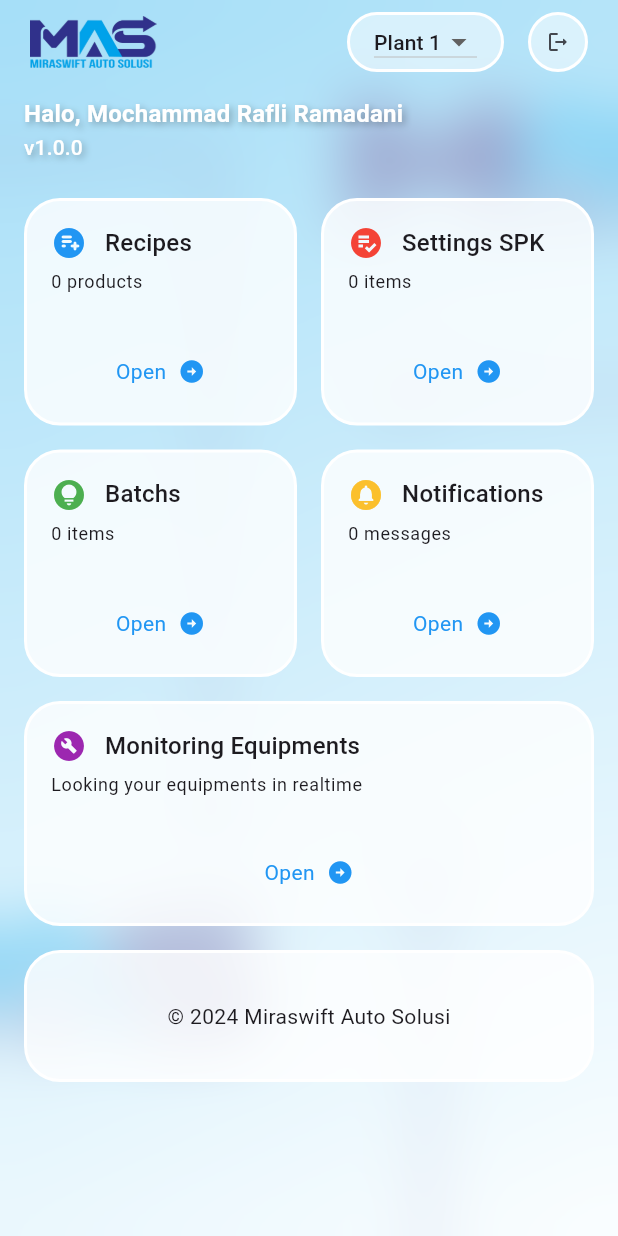
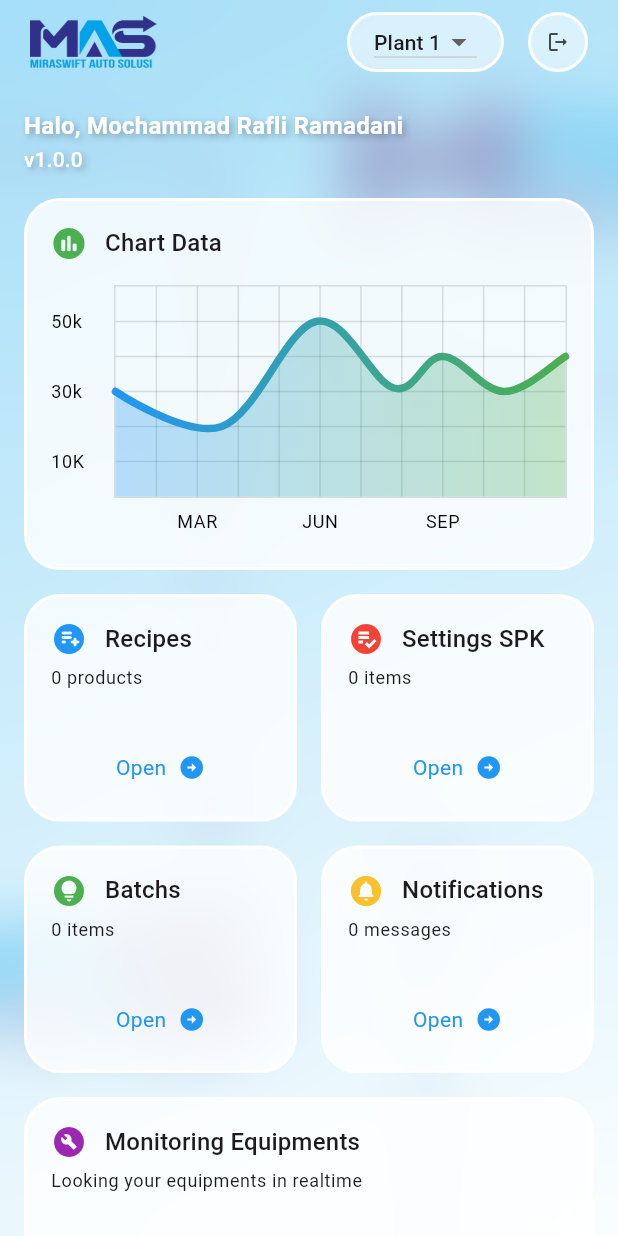
Before and after one commit to kamera846/miraswift_demo, a Flutter app: the screen it shows after launch, on a phone screen of 412 x 824 dp. Run offline on Flutter 3.47's test engine with Material 3 defaults, Android fonts, the phone set to English and light mode, and no system bars; drawn by our look-alikes of fl_chart; our stand-ins replace firebase_core, firebase_database, loading_animation_widget, webview_flutter; accounts and stored records are empty; network calls fail.

Commit message:
setup chart

```diff
--- /dev/null
+++ b/lib/widgets/dashboard_hero_chart.dart
@@ -0,0 +1,261 @@
+import 'package:fl_chart/fl_chart.dart';
+import 'package:flutter/material.dart';
+
+class DashboardHeroChart extends StatefulWidget {
+  const DashboardHeroChart({super.key});
+
+  @override
+  State<DashboardHeroChart> createState() => _DashboardHeroChartState();
+}
+
+class _DashboardHeroChartState extends State<DashboardHeroChart> {
+  List<Color> gradientColors = [Colors.blue, Colors.green];
+  bool showAvg = false;
+
+  @override
+  void initState() {
+    super.initState();
+  }
+
+  @override
+  Widget build(BuildContext context) {
+    return AspectRatio(
+      aspectRatio: 2,
+      child: LineChart(
+        showAvg ? avgData() : mainData(),
+      ),
+    );
+  }
+
+  Widget bottomTitleWidgets(double value, TitleMeta meta) {
+    var style = Theme.of(context).textTheme.bodySmall?.copyWith(
+          color: Colors.black,
+        );
+    Widget text;
+    switch (value.toInt()) {
+      case 2:
+        text = Text('MAR', style: style);
+        break;
+      case 5:
+        text = Text('JUN', style: style);
+        break;
+      case 8:
+        text = Text('SEP', style: style);
+        break;
+      default:
+        text = Text('', style: style);
+        break;
+    }
+
+    return SideTitleWidget(
+      // meta: meta,
+      axisSide: AxisSide.bottom,
+      child: text,
+    );
+  }
+
+  Widget leftTitleWidgets(double value, TitleMeta meta) {
+    var style = Theme.of(context).textTheme.bodySmall?.copyWith(
+          color: Colors.black,
+        );
+    String text;
+    switch (value.toInt()) {
+      case 1:
+        text = '10K';
+        break;
+      case 3:
+        text = '30k';
+        break;
+      case 5:
+        text = '50k';
+        break;
+      default:
+        return Container();
+    }
+
+    return Text(text, style: style, textAlign: TextAlign.left);
+  }
+
+  LineChartData mainData() {
+    return LineChartData(
+      gridData: FlGridData(
+        show: true,
+        drawVerticalLine: true,
+        horizontalInterval: 1,
+        verticalInterval: 1,
+        getDrawingHorizontalLine: (value) {
+          return const FlLine(
+            color: Colors.black12,
+            strokeWidth: 1,
+          );
+        },
+        getDrawingVerticalLine: (value) {
+          return const FlLine(
+            color: Colors.black12,
+            strokeWidth: 1,
+          );
+        },
+      ),
+      titlesData: FlTitlesData(
+        show: true,
+        rightTitles: const AxisTitles(
+          sideTitles: SideTitles(showTitles: false),
+        ),
+        topTitles: const AxisTitles(
+          sideTitles: SideTitles(showTitles: false),
+        ),
+        bottomTitles: AxisTitles(
+          sideTitles: SideTitles(
+            showTitles: true,
+            reservedSize: 30,
+            interval: 1,
+            getTitlesWidget: bottomTitleWidgets,
+          ),
+        ),
+        leftTitles: AxisTitles(
+          sideTitles: SideTitles(
+            showTitles: true,
+            interval: 1,
+            getTitlesWidget: leftTitleWidgets,
+            reservedSize: 42,
+          ),
+        ),
+      ),
+      borderData: FlBorderData(
+        show: true,
+        border: Border.all(color: Colors.black12),
+      ),
+      minX: 0,
+      maxX: 11,
+      minY: 0,
+      maxY: 6,
+      lineBarsData: [
+        LineChartBarData(
+          spots: const [
+            FlSpot(0, 3),
+            FlSpot(2.6, 2),
+            FlSpot(4.9, 5),
+            FlSpot(6.8, 3.1),
+            FlSpot(8, 4),
+            FlSpot(9.5, 3),
+            FlSpot(11, 4),
+          ],
+          isCurved: true,
+          gradient: LinearGradient(
+            colors: gradientColors,
+          ),
+          barWidth: 5,
+          isStrokeCapRound: true,
+          dotData: const FlDotData(
+            show: false,
+          ),
+          belowBarData: BarAreaData(
+            show: true,
+            gradient: LinearGradient(
+              colors: gradientColors
+                  .map((color) => color.withOpacity(0.3))
+                  .toList(),
+            ),
+          ),
+        ),
+      ],
+    );
+  }
+
+  LineChartData avgData() {
+    return LineChartData(
+      lineTouchData: const LineTouchData(enabled: false),
+      gridData: FlGridData(
+        show: true,
+        drawHorizontalLine: true,
+        verticalInterval: 1,
+        horizontalInterval: 1,
+        getDrawingVerticalLine: (value) {
+          return const FlLine(
+            color: Colors.black12,
+            strokeWidth: 1,
+          );
+        },
+        getDrawingHorizontalLine: (value) {
+          return const FlLine(
+            color: Colors.black12,
+            strokeWidth: 1,
+          );
+        },
+      ),
+      titlesData: FlTitlesData(
+        show: true,
+        bottomTitles: AxisTitles(
+          sideTitles: SideTitles(
+            showTitles: true,
+            reservedSize: 30,
+            getTitlesWidget: bottomTitleWidgets,
+            interval: 1,
+          ),
+        ),
+        leftTitles: AxisTitles(
+          sideTitles: SideTitles(
+            showTitles: true,
+            getTitlesWidget: leftTitleWidgets,
+            reservedSize: 42,
+            interval: 1,
+          ),
+        ),
+        topTitles: const AxisTitles(
+          sideTitles: SideTitles(showTitles: false),
+        ),
+        rightTitles: const AxisTitles(
+          sideTitles: SideTitles(showTitles: false),
+        ),
+      ),
+      borderData: FlBorderData(
+        show: true,
+        border: Border.all(color: Colors.black12),
+      ),
+      minX: 0,
+      maxX: 11,
+      minY: 0,
+      maxY: 6,
+      lineBarsData: [
+        LineChartBarData(
+          spots: const [
+            FlSpot(0, 3.44),
+            FlSpot(2.6, 3.44),
+            FlSpot(4.9, 3.44),
+            FlSpot(6.8, 3.44),
+            FlSpot(8, 3.44),
+            FlSpot(9.5, 3.44),
+            FlSpot(11, 3.44),
+          ],
+          isCurved: true,
+          gradient: LinearGradient(
+            colors: [
+              ColorTween(begin: gradientColors[0], end: gradientColors[1])
+                  .lerp(0.2)!,
+              ColorTween(begin: gradientColors[0], end: gradientColors[1])
+                  .lerp(0.2)!,
+            ],
+          ),
+          barWidth: 5,
+          isStrokeCapRound: true,
+          dotData: const FlDotData(
+            show: false,
+          ),
+          belowBarData: BarAreaData(
+            show: true,
+            gradient: LinearGradient(
+              colors: [
+                ColorTween(begin: gradientColors[0], end: gradientColors[1])
+                    .lerp(0.2)!
+                    .withOpacity(0.1),
+                ColorTween(begin: gradientColors[0], end: gradientColors[1])
+                    .lerp(0.2)!
+                    .withOpacity(0.1),
+              ],
+            ),
+          ),
+        ),
+      ],
+    );
+  }
+}
--- a/lib/widgets/dashboardv3_widget.dart
+++ b/lib/widgets/dashboardv3_widget.dart
@@ -1,5 +1,6 @@
 import 'dart:ui';
 
+import 'package:flutter/cupertino.dart';
 import 'package:flutter/material.dart';
 import 'package:loading_animation_widget/loading_animation_widget.dart';
 import 'package:miraswift_demo/models/batch_model.dart';
@@ -15,6 +16,7 @@ import 'package:miraswift_demo/services/batch_api.dart';
 import 'package:miraswift_demo/services/logmsg_api.dart';
 import 'package:miraswift_demo/services/product_api.dart';
 import 'package:miraswift_demo/services/spk_api.dart';
+import 'package:miraswift_demo/widgets/dashboard_hero_chart.dart';
 import 'package:miraswift_demo/widgets/dashboard_menu_item.dart';
 
 class Dashboardv3Widget extends StatefulWidget {
@@ -59,65 +61,10 @@ class _Dashboardv3WidgetState extends State<Dashboardv3Widget>
         ? CustomScrollView(
             controller: _scrollController,
             slivers: [
-              SliverAppBar(
-                backgroundColor: Colors.transparent,
-                scrolledUnderElevation: 0,
-                elevation: 0,
-                floating: false,
-                pinned: true,
-                flexibleSpace: dashboardHeader(context),
-              ),
-              SliverPadding(
-                padding:
-                    const EdgeInsets.symmetric(horizontal: 16, vertical: 8),
-                sliver: SliverList.list(children: [
-                  Text(
-                    "Halo, Mochammad Rafli Ramadani",
-                    style: Theme.of(context).textTheme.titleMedium?.copyWith(
-                      color: Colors.white,
-                      fontWeight: FontWeight.bold,
-                      shadows: [
-                        Shadow(
-                          color: Colors.black.withOpacity(0.3),
-                          offset: const Offset(2.0, 2.0),
-                          blurRadius: 6.0,
-                        ),
-                      ],
-                    ),
-                  ),
-                  Text(
-                    "v1.0.0",
-                    style: Theme.of(context).textTheme.titleSmall?.copyWith(
-                      color: Colors.white,
-                      shadows: [
-                        Shadow(
-                          color: Colors.black.withOpacity(0.3),
-                          offset: const Offset(2.0, 2.0),
-                          blurRadius: 6.0,
-                        ),
-                      ],
-                    ),
-                  )
-                ]),
-              ),
-              SliverPadding(
-                padding: const EdgeInsets.all(16),
-                sliver: SliverGrid.count(
-                  crossAxisCount: 2,
-                  crossAxisSpacing: 16,
-                  mainAxisSpacing: 16,
-                  childAspectRatio: 1.2,
-                  children: dahsboardBody(context),
-                ),
-              ),
-              SliverList(
-                delegate: SliverChildBuilderDelegate(
-                  childCount: 1,
-                  (context, index) {
-                    return dashboardFooter(context);
-                  },
-                ),
-              ),
+              dashboardHeader(context),
+              dashboardHero(context),
+              dahsboardBody(context),
+              dashboardFooter(context),
             ],
           )
         : Center(
@@ -128,8 +75,14 @@ class _Dashboardv3WidgetState extends State<Dashboardv3Widget>
           );
   }
 
-  FlexibleSpaceBar dashboardHeader(BuildContext context) {
-    return FlexibleSpaceBar(
+  SliverAppBar dashboardHeader(BuildContext context) {
+    return SliverAppBar(
+      backgroundColor: Colors.transparent,
+      scrolledUnderElevation: 0,
+      elevation: 0,
+      floating: false,
+      pinned: true,
+      flexibleSpace: FlexibleSpaceBar(
         expandedTitleScale: 1,
         background: AnimatedOpacity(
           opacity: _opacityValue,
@@ -204,11 +157,106 @@ class _Dashboardv3WidgetState extends State<Dashboardv3Widget>
           vertical: 8,
           horizontal: 20,
         ),
+      ),
     );
   }
 
-  List<Widget> dahsboardBody(BuildContext context) {
-    return [
+  SliverPadding dashboardHero(BuildContext context) {
+    return SliverPadding(
+      padding: const EdgeInsets.only(left: 16, top: 16, right: 16),
+      sliver: SliverList.list(children: [
+        AnimatedBuilder(
+          animation: _animationControllerHeader!,
+          builder: (ctx, kChild) => SlideTransition(
+            position: Tween(
+              begin: const Offset(0, -1),
+              end: const Offset(0, 0),
+            ).animate(
+              CurvedAnimation(
+                parent: _animationControllerHeader!,
+                curve: Curves.ease,
+              ),
+            ),
+            child: kChild,
+          ),
+          child: Column(
+            crossAxisAlignment: CrossAxisAlignment.start,
+            children: [
+              Text(
+                "Halo, Mochammad Rafli Ramadani",
+                style: Theme.of(context).textTheme.titleMedium?.copyWith(
+                  color: Colors.white,
+                  fontWeight: FontWeight.bold,
+                  shadows: [
+                    Shadow(
+                      color: Colors.black.withOpacity(0.3),
+                      offset: const Offset(2.0, 2.0),
+                      blurRadius: 6.0,
+                    ),
+                  ],
+                ),
+              ),
+              Text(
+                "v1.0.0",
+                style: Theme.of(context).textTheme.titleSmall?.copyWith(
+                  color: Colors.white,
+                  shadows: [
+                    Shadow(
+                      color: Colors.black.withOpacity(0.3),
+                      offset: const Offset(2.0, 2.0),
+                      blurRadius: 6.0,
+                    ),
+                  ],
+                ),
+              ),
+              Container(
+                margin: const EdgeInsets.only(top: 16),
+                padding: const EdgeInsets.all(16),
+                width: double.infinity,
+                decoration: BoxDecoration(
+                  color: Colors.white.withOpacity(0.8),
+                  border: Border.all(width: 2, color: Colors.white),
+                  borderRadius: BorderRadius.circular(24),
+                ),
+                child: Column(
+                  crossAxisAlignment: CrossAxisAlignment.start,
+                  children: [
+                    Row(
+                      children: [
+                        const Icon(
+                          CupertinoIcons.chart_bar_circle_fill,
+                          color: Colors.green,
+                        ),
+                        const SizedBox(width: 12),
+                        Text(
+                          "Chart Data",
+                          style: Theme.of(context).textTheme.titleMedium,
+                        ),
+                      ],
+                    ),
+                    const SizedBox(
+                      height: 16,
+                    ),
+                    const DashboardHeroChart(),
+                  ],
+                ),
+              ),
+            ],
+          ),
+        ),
+      ]),
+    );
+  }
+
+  SliverPadding dahsboardBody(BuildContext context) {
+    return SliverPadding(
+      padding: const EdgeInsets.all(16),
+      sliver: SliverGrid.count(
+          crossAxisCount: 2,
+          crossAxisSpacing: 16,
+          mainAxisSpacing: 16,
+          childAspectRatio: 1.2,
+          children: [
             AnimatedBuilder(
               animation: _animationControllerBody!,
               builder: (ctx, kChild) => SlideTransition(
@@ -325,21 +373,15 @@ class _Dashboardv3WidgetState extends State<Dashboardv3Widget>
                 ),
               ),
             ),
-    ];
+          ]),
+    );
   }
 
-  Column dashboardFooter(BuildContext context) {
-    return Column(
-      mainAxisSize: MainAxisSize.max,
-      children: [
-        Padding(
-          padding: const EdgeInsets.only(
-            top: 0,
-            left: 16,
-            right: 16,
-            bottom: 8,
-          ),
-          child: AnimatedBuilder(
+  SliverPadding dashboardFooter(BuildContext context) {
+    return SliverPadding(
+      padding: const EdgeInsets.symmetric(horizontal: 16),
+      sliver: SliverList.list(children: [
+        AnimatedBuilder(
           animation: _animationControllerBody!,
           builder: (ctx, kChild) => SlideTransition(
             position: Tween(
@@ -371,7 +413,6 @@ class _Dashboardv3WidgetState extends State<Dashboardv3Widget>
             ),
           ),
         ),
-        ),
         AnimatedBuilder(
           animation: _animationControllerBody!,
           builder: (ctx, kChild) => SlideTransition(
@@ -389,10 +430,8 @@ class _Dashboardv3WidgetState extends State<Dashboardv3Widget>
           child: Container(
             padding: const EdgeInsets.all(32),
             margin: const EdgeInsets.only(
-              left: 16,
-              top: 8,
-              right: 16,
-              bottom: 250,
+              top: 16,
+              bottom: 32,
             ),
             width: double.infinity,
             decoration: BoxDecoration(
@@ -407,7 +446,7 @@ class _Dashboardv3WidgetState extends State<Dashboardv3Widget>
             ),
           ),
         ),
-      ],
+      ]),
     );
   }
 
@@ -439,14 +478,14 @@ class _Dashboardv3WidgetState extends State<Dashboardv3Widget>
   void initAnimations() {
     _animationControllerHeader = AnimationController(
       vsync: this,
-      duration: const Duration(milliseconds: 500),
+      duration: const Duration(milliseconds: 800),
       lowerBound: 0,
       upperBound: 1,
     );
     _animationControllerHeader!.forward();
     _animationControllerBody = AnimationController(
       vsync: this,
-      duration: const Duration(milliseconds: 500),
+      duration: const Duration(milliseconds: 700),
       lowerBound: 0,
       upperBound: 1,
     );
--- a/pubspec.yaml
+++ b/pubspec.yaml
@@ -11,6 +11,7 @@ dependencies:
   cupertino_icons: ^1.0.8
   firebase_core: ^3.7.0
   firebase_database: ^11.1.5
+  fl_chart: ^0.65.0
   flutter:
     sdk: flutter
   flutter_launcher_icons: ^0.14.2
```
Also changed, not shown: pubspec.lock. Lines whose indentation alone changed are shown as unchanged.
